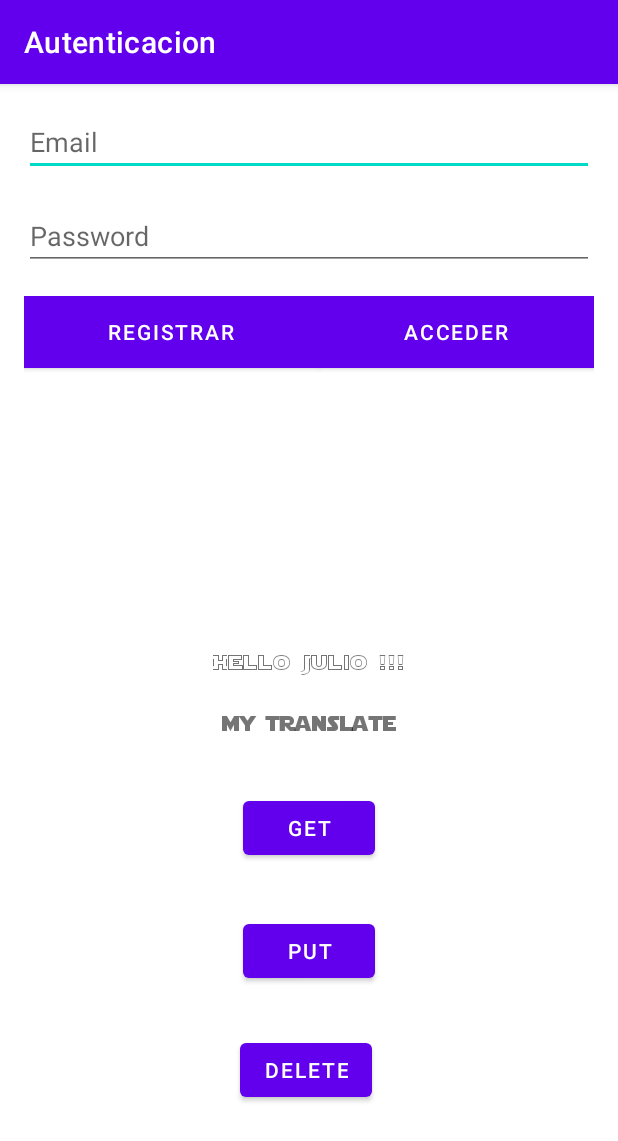
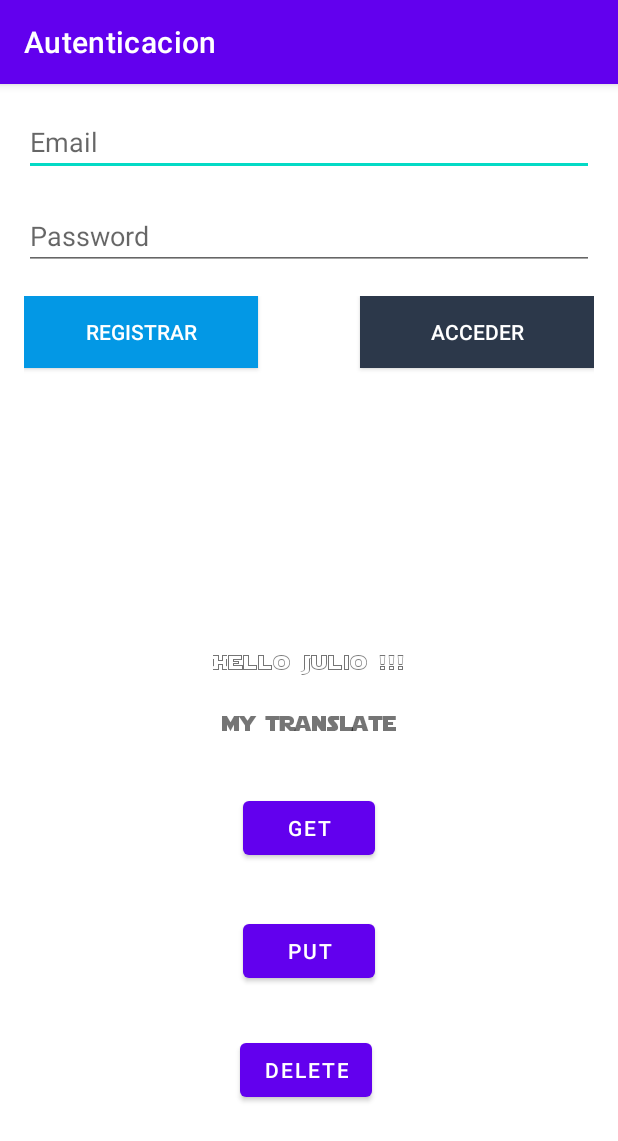
Before and after one commit to JulioUrjc/AndroidApps, an Android app: the screen it shows after launch (MainActivity), on a phone screen of 412 x 824 dp. Shown: the top 1141 px of the screen. Run offline under Robolectric (Android 15) with nearby library versions, the phone set to English and light mode, and no system bars; our stand-ins replace Firebase (no records; nobody signed in at launch, a user with empty details on screens opened directly).

Commit message:
button background changes

```diff
--- a/MyFirstApplication2/app/src/main/java/com/july/myfirstapplication2/MainActivity.kt
+++ b/MyFirstApplication2/app/src/main/java/com/july/myfirstapplication2/MainActivity.kt
@@ -8,6 +8,7 @@ import androidx.appcompat.app.AlertDialog
 import androidx.preference.PreferenceManager
 import com.google.firebase.analytics.FirebaseAnalytics
 import com.google.firebase.auth.FirebaseAuth
+import kotlinx.android.synthetic.main.activity_home.*
 import kotlinx.android.synthetic.main.activity_main.*
 
 class MainActivity : AppCompatActivity() {
--- a/MyFirstApplication2/app/src/main/res/layout/activity_home.xml
+++ b/MyFirstApplication2/app/src/main/res/layout/activity_home.xml
@@ -41,14 +41,15 @@
             android:layout_height="match_parent"
             android:orientation="horizontal">
 
-            <Button
+            <android.widget.Button
                 android:id="@+id/cerrarbutton"
                 android:layout_width="wrap_content"
                 android:layout_height="wrap_content"
                 android:layout_weight="1"
                 android:background="@color/colorAccent"
+                android:textColor="@color/background"
                 android:text="Cerrar sesion"
-                android:textColor="@android:color/white" />
+                 />
 
         </LinearLayout>
     </LinearLayout>
--- a/MyFirstApplication2/app/src/main/res/layout/activity_main.xml
+++ b/MyFirstApplication2/app/src/main/res/layout/activity_main.xml
@@ -106,21 +106,26 @@
             android:layout_height="match_parent"
             android:orientation="horizontal">
 
-            <Button
+            <android.widget.Button
                 android:id="@+id/regButton"
                 android:layout_width="wrap_content"
                 android:layout_height="wrap_content"
                 android:layout_weight="1"
-                android:background="@color/colorPrimary"
-                android:textColor="@android:color/white"
-                android:text="Registrar" />
+                android:background="@color/colorPrimaryM"
+                android:text="Registrar"
+                android:textColor="@android:color/white" />
 
-            <Button
+            <Space
+                android:layout_width="wrap_content"
+                android:layout_height="wrap_content"
+                android:layout_weight="1" />
+
+            <android.widget.Button
                 android:id="@+id/logButton"
                 android:layout_width="wrap_content"
                 android:layout_height="wrap_content"
                 android:layout_weight="1"
-                android:background="@color/colorPrimaryDark"
+                android:background="@color/colorPrimaryDarkM"
                 android:textColor="@android:color/white"
                 android:text="Acceder" />
         </LinearLayout>
--- a/MyFirstApplication2/app/src/main/res/values/colors.xml
+++ b/MyFirstApplication2/app/src/main/res/values/colors.xml
@@ -2,13 +2,13 @@
 <resources>
     <color name="purple_200">#FFBB86FC</color>
     <color name="purple_500">#FF6200EE</color>
-    <color name="purple_700">#FF3700B3</color>
+    <color name="purple_700">#FF3722B3</color>
     <color name="teal_200">#FF03DAC5</color>
     <color name="teal_700">#FF018786</color>
     <color name="black">#FF000000</color>
     <color name="white">#FFFFFFFF</color>
-    <color name="colorPrimary">#0398E5</color>
-    <color name="colorPrimaryDark">#2C384A</color>
+    <color name="colorPrimaryM">#0398E5</color>
+    <color name="colorPrimaryDarkM">#2C384A</color>
     <color name="colorAccent">#F57C00</color>
     <color name="background">#ECEFF1</color>
 </resources>
--- a/MyFirstApplication2/app/src/main/res/values/themes.xml
+++ b/MyFirstApplication2/app/src/main/res/values/themes.xml
@@ -17,4 +17,5 @@
     <style name="splashTheme" parent="Theme.MyFirstApplication2">
         <item name="android:windowBackground">@drawable/splashscreen</item>
     </style>
+
 </resources>
```
